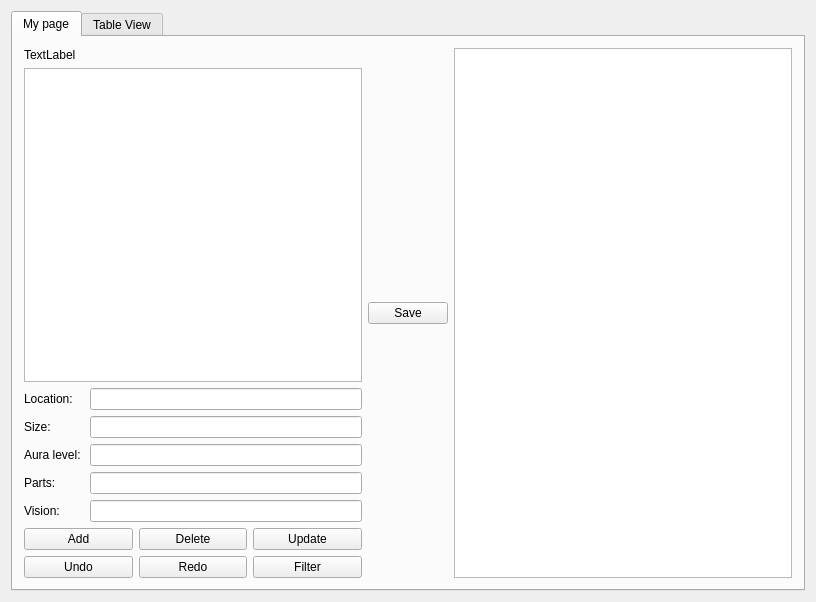
Before: the Qt Designer form QtGUI_Hybris.ui in AndrewBarzu/GUI-Project, drawn with Qt 5.
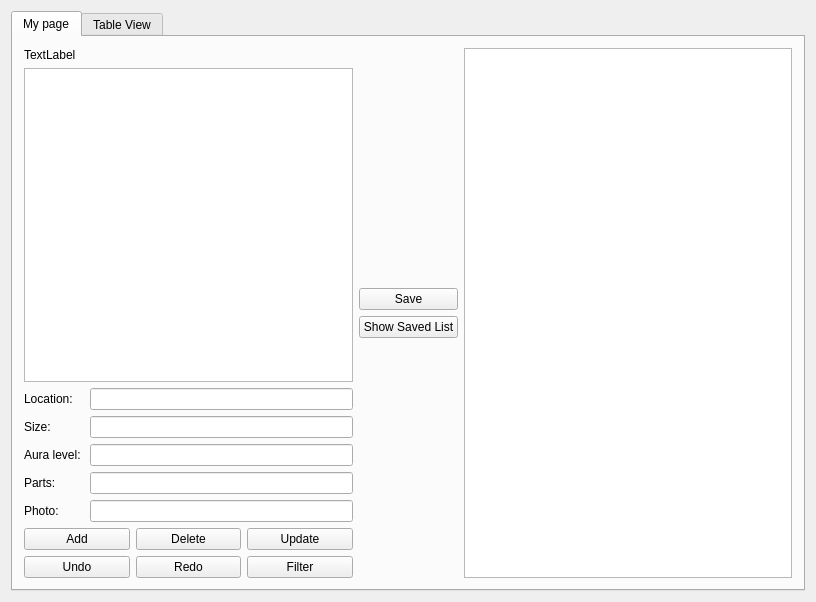
After: the same form once the commit is applied.

```diff
--- a/QtGUI_Hybris.ui
+++ b/QtGUI_Hybris.ui
@@ -86,7 +86,7 @@
             <item row="4" column="0">
              <widget class="QLabel" name="label_6">
               <property name="text">
-               <string>Vision: </string>
+               <string>Photo:</string>
               </property>
              </widget>
             </item>
@@ -144,11 +144,48 @@
          </layout>
         </item>
         <item>
+         <layout class="QVBoxLayout" name="verticalLayout_3">
+          <item>
+           <spacer name="verticalSpacer">
+            <property name="orientation">
+             <enum>Qt::Vertical</enum>
+            </property>
+            <property name="sizeHint" stdset="0">
+             <size>
+              <width>20</width>
+              <height>40</height>
+             </size>
+            </property>
+           </spacer>
+          </item>
+          <item>
          <widget class="QPushButton" name="saveButton">
           <property name="text">
            <string>Save</string>
           </property>
          </widget>
+          </item>
+          <item>
+           <widget class="QPushButton" name="showListPushButton">
+            <property name="text">
+             <string>Show Saved List</string>
+            </property>
+           </widget>
+          </item>
+          <item>
+           <spacer name="verticalSpacer_2">
+            <property name="orientation">
+             <enum>Qt::Vertical</enum>
+            </property>
+            <property name="sizeHint" stdset="0">
+             <size>
+              <width>20</width>
+              <height>40</height>
+             </size>
+            </property>
+           </spacer>
+          </item>
+         </layout>
         </item>
         <item>
          <widget class="QListWidget" name="savedList">
```
Lines whose indentation alone changed are shown as unchanged.
